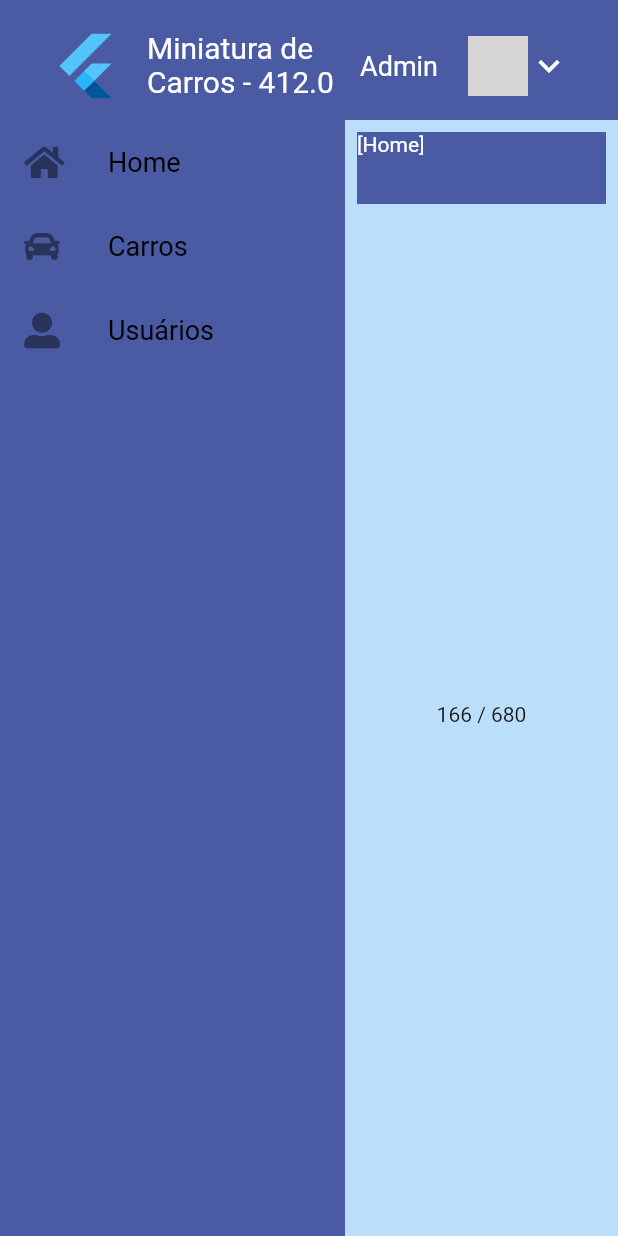
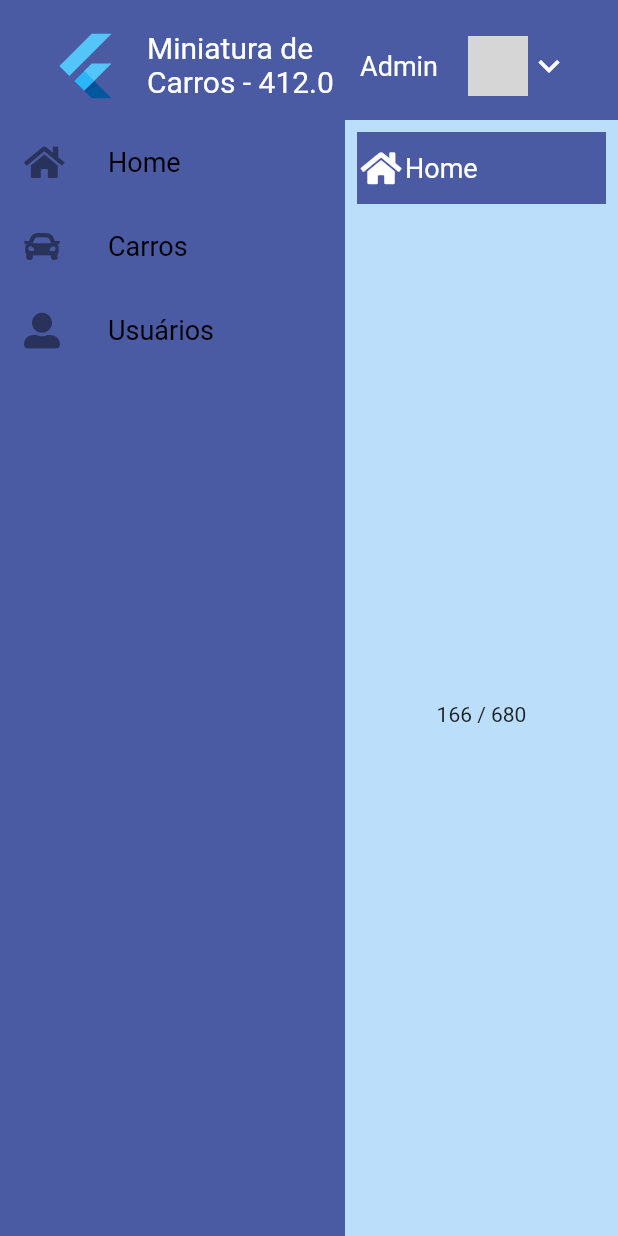
Before and after one commit to Ancora/carros_web, a Flutter app: the screen it shows after launch, on a phone screen of 412 x 824 dp. Run offline on Flutter 3.47's test engine with Material 2 defaults, Android fonts, the phone set to English and light mode, and no system bars; our stand-ins replace font_awesome_flutter; network calls fail; grey boxes are pictures that could not be loaded.

Commit message:
41-Breadcrumb V - ListView horizontal.

```diff
--- a/lib/web/breadcrumb.dart
+++ b/lib/web/breadcrumb.dart
@@ -1,5 +1,6 @@
 import 'package:carrosweb/app_model.dart';
 import 'package:flutter/material.dart';
+import 'package:font_awesome_flutter/font_awesome_flutter.dart';
 import 'package:provider/provider.dart';
 
 class BreadCrumb extends StatefulWidget {
@@ -12,9 +13,32 @@ class _BreadCrumbState extends State<BreadCrumb> {
   Widget build(BuildContext context) {
     AppModel app = Provider.of<AppModel>(context);
 
-    return Text(
-      '${app.pages.toString()}',
-      style: TextStyle(color: Colors.white),
+    return ListView.builder(
+      itemCount: app.pages.length,
+      scrollDirection: Axis.horizontal,
+      itemBuilder: (context, index) {
+        PageInfo info = app.pages[index];
+        return Row(
+          children: [
+            ConstrainedBox(
+              constraints: BoxConstraints.expand(width: 32),
+              child: Icon(
+                index == 0
+                    ? FontAwesomeIcons.home
+                    : FontAwesomeIcons.chevronRight,
+                color: Colors.white,
+              ),
+            ),
+            Text(
+              info.title,
+              style: TextStyle(
+                color: Colors.white,
+                fontSize: 18,
+              ),
+            ),
+          ],
+        );
+      },
     );
   }
 }
```
